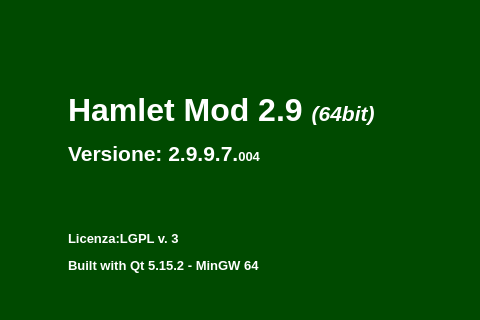
First picture: the form in mainwindow.ui, repository fblabs/hamlet-mod-sancon, before the edit; both pictures show x 429 to 909 and y 0 to 320 of the 1156 by 831 pixel window.
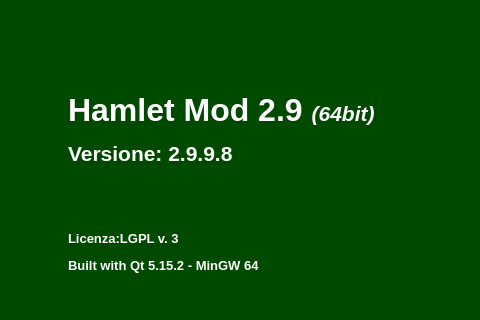
Second picture: the form after the edit. Icons and pictures are not drawn.

Diff of the .ui file:
```diff
--- a/mainwindow.ui
+++ b/mainwindow.ui
@@ -492,7 +492,7 @@
          <enum>QFrame::NoFrame</enum>
         </property>
         <property name="text">
-         <string>&lt;html&gt;&lt;head/&gt;&lt;body&gt;&lt;p&gt;&lt;span style=&quot; font-size:24pt; font-weight:600;&quot;&gt;Hamlet Mod 2.9 &lt;/span&gt;&lt;span style=&quot; font-size:16pt; font-weight:600; font-style:italic;&quot;&gt;(64bit)&lt;/span&gt;&lt;/p&gt;&lt;p&gt;&lt;span style=&quot; font-size:16pt; font-weight:600;&quot;&gt;Versione: 2.9.9.7.&lt;/span&gt;&lt;span style=&quot; font-size:10pt; font-weight:600;&quot;&gt;004&lt;/span&gt;&lt;br/&gt;&lt;/p&gt;&lt;p&gt;&lt;br/&gt;&lt;/p&gt;&lt;p&gt;&lt;span style=&quot; font-size:10pt; font-weight:600;&quot;&gt;Licenza:LGPL v. 3&lt;/span&gt;&lt;/p&gt;&lt;p&gt;&lt;span style=&quot; font-size:10pt; font-weight:600;&quot;&gt;Built with Qt 5.15.2 - MinGW 64&lt;/span&gt;&lt;/p&gt;&lt;p&gt;&lt;br/&gt;&lt;/p&gt;&lt;p&gt;&lt;br/&gt;&lt;/p&gt;&lt;p&gt;&lt;span style=&quot; font-size:10pt;&quot;&gt;© FBLABS 2015-2022&lt;/span&gt;&lt;/p&gt;&lt;p&gt;&lt;a href=&quot;￼￼https://github.com/fblabs/hamlet-mod-sancon&quot;&gt;&lt;span style=&quot; font-size:10pt; font-weight:600; text-decoration: underline; color:#aaffff;&quot;&gt;Sorgenti (github)&lt;/span&gt;&lt;/a&gt;&lt;/p&gt;&lt;/body&gt;&lt;/html&gt;</string>
+         <string>&lt;html&gt;&lt;head/&gt;&lt;body&gt;&lt;p&gt;&lt;span style=&quot; font-size:24pt; font-weight:600;&quot;&gt;Hamlet Mod 2.9 &lt;/span&gt;&lt;span style=&quot; font-size:16pt; font-weight:600; font-style:italic;&quot;&gt;(64bit)&lt;/span&gt;&lt;/p&gt;&lt;p&gt;&lt;span style=&quot; font-size:16pt; font-weight:600;&quot;&gt;Versione: 2.9.9.8&lt;/span&gt;&lt;br/&gt;&lt;/p&gt;&lt;p&gt;&lt;br/&gt;&lt;/p&gt;&lt;p&gt;&lt;span style=&quot; font-size:10pt; font-weight:600;&quot;&gt;Licenza:LGPL v. 3&lt;/span&gt;&lt;/p&gt;&lt;p&gt;&lt;span style=&quot; font-size:10pt; font-weight:600;&quot;&gt;Built with Qt 5.15.2 - MinGW 64&lt;/span&gt;&lt;/p&gt;&lt;p&gt;&lt;br/&gt;&lt;/p&gt;&lt;p&gt;&lt;br/&gt;&lt;/p&gt;&lt;p&gt;&lt;span style=&quot; font-size:10pt;&quot;&gt;© FBLABS 2015-2022&lt;/span&gt;&lt;/p&gt;&lt;p&gt;&lt;a href=&quot;￼￼https://github.com/fblabs/hamlet-mod-sancon&quot;&gt;&lt;span style=&quot; font-size:10pt; font-weight:600; text-decoration: underline; color:#aaffff;&quot;&gt;Sorgenti (github)&lt;/span&gt;&lt;/a&gt;&lt;/p&gt;&lt;/body&gt;&lt;/html&gt;</string>
         </property>
         <property name="scaledContents">
          <bool>false</bool>
```
